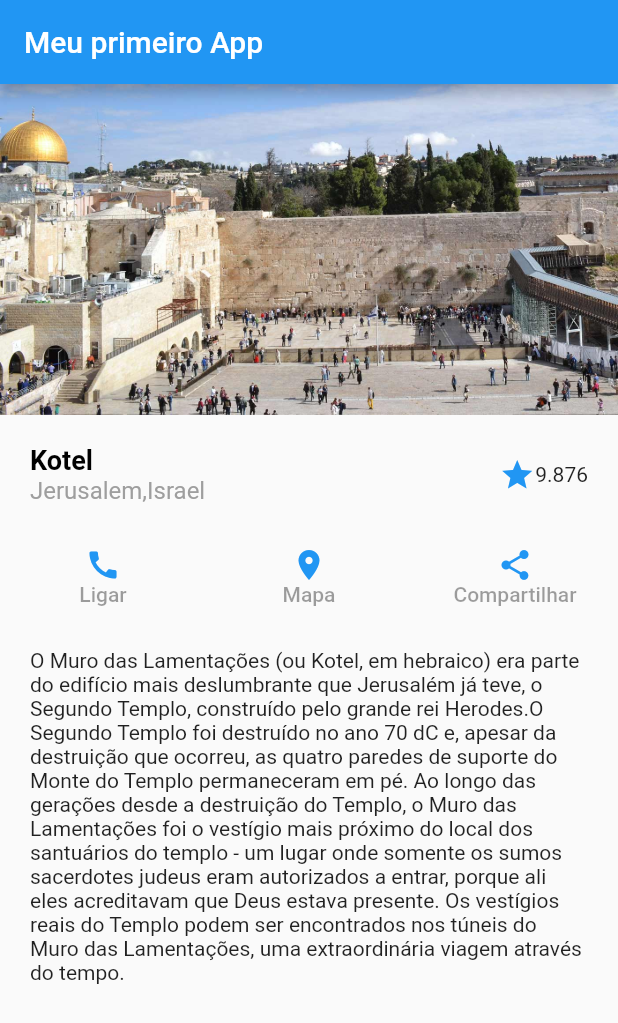
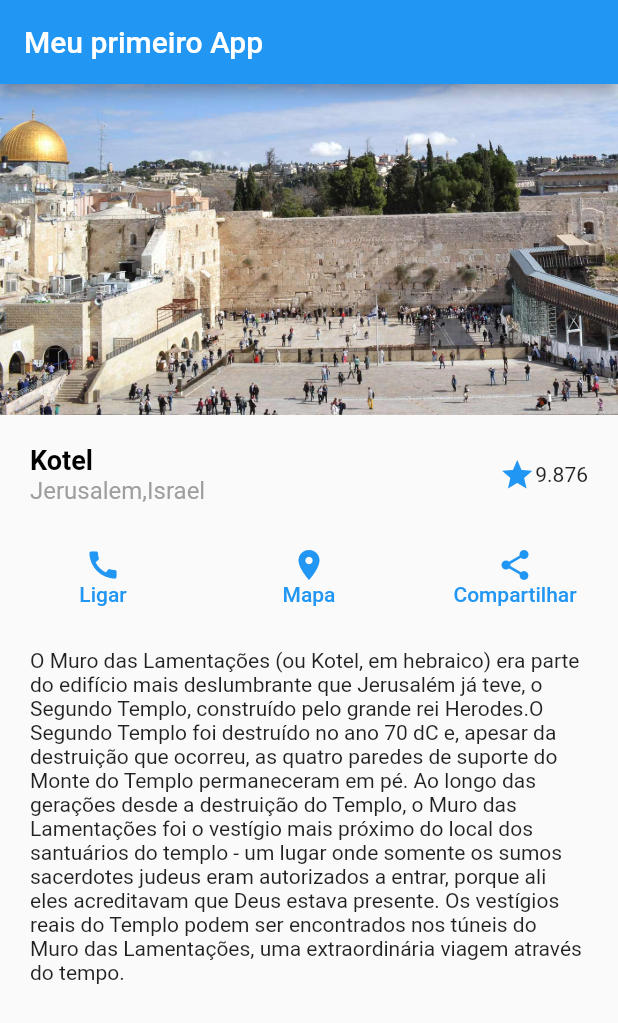
Before and after one commit to RaphaelR89/flutterlayout, a Flutter app: the screen it shows after launch, on a phone screen of 412 x 824 dp. Shown: the top 1023 px of the screen. Run offline on Flutter 3.47's test engine with Material 2 defaults, Android fonts, the phone set to English and light mode, and no system bars.

Commit message:
commit final , finalizando botao e retornando no console

```diff
--- a/lib/main.dart
+++ b/lib/main.dart
@@ -6,6 +6,18 @@ void main() => runApp(MeuApp());
 
 // ignore: use_key_in_widget_constructors
 class MeuApp extends StatelessWidget {
+  callAction() {
+    print('clicou call');
+  }
+
+  mapAction() {
+    print('clicou mapa');
+  }
+
+  shareAction() {
+    print('clicou share');
+  }
+
   @override
   Widget build(BuildContext context) {
     return MaterialApp(
@@ -43,9 +55,15 @@ class MeuApp extends StatelessWidget {
               Container(
                   child: Row(
                 children: [
-                  Botao(icon: Icons.call, text: "Ligar", onPress: () {}),
-                  Botao(icon: Icons.location_on, text: "Mapa", onPress: () {}),
-                  Botao(icon: Icons.share, text: "Compartilhar", onPress: () {})
+                  Botao(icon: Icons.call, text: "Ligar", onPress: callAction),
+                  Botao(
+                      icon: Icons.location_on,
+                      text: "Mapa",
+                      onPress: mapAction),
+                  Botao(
+                      icon: Icons.share,
+                      text: "Compartilhar",
+                      onPress: shareAction)
                 ],
               )),
               Container(
@@ -61,7 +79,7 @@ class MeuApp extends StatelessWidget {
 class Botao extends StatelessWidget {
   Botao({required this.onPress, required this.icon, required this.text});
 
-  Function onPress;
+  final VoidCallback onPress;
   IconData icon;
   var text;
 
@@ -69,7 +87,7 @@ class Botao extends StatelessWidget {
   Widget build(BuildContext context) {
     return Expanded(
       child: TextButton(
-        onPressed: onPress(),
+        onPressed: onPress,
         child: Column(children: [Icon(icon, color: Colors.blue), Text(text)]),
       ),
     );
```
